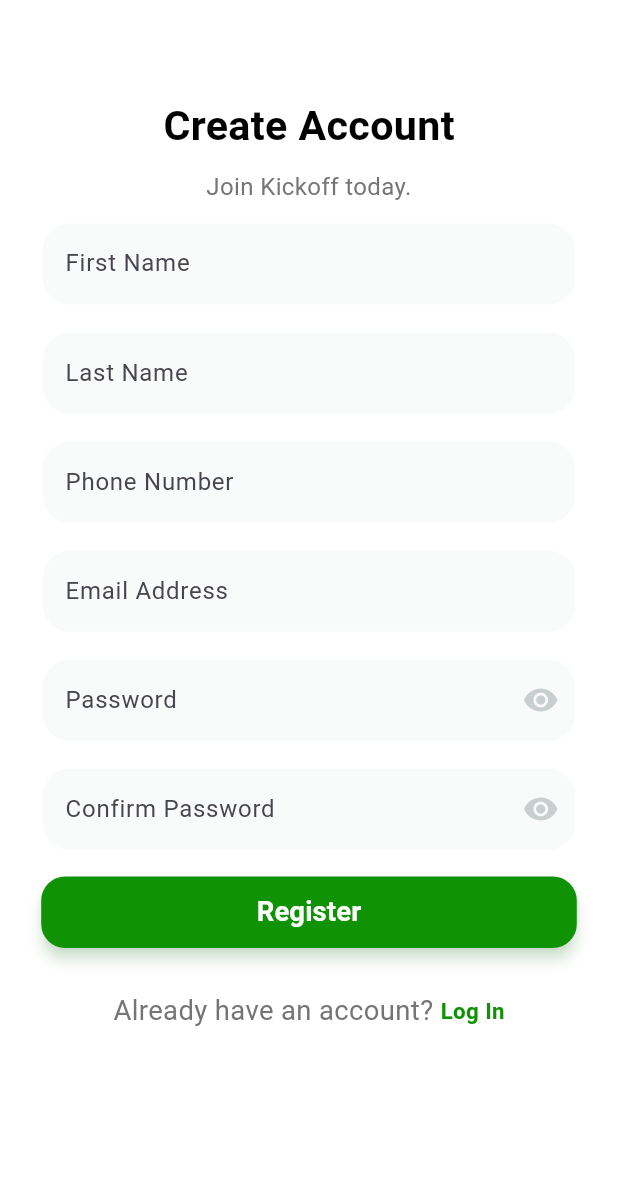
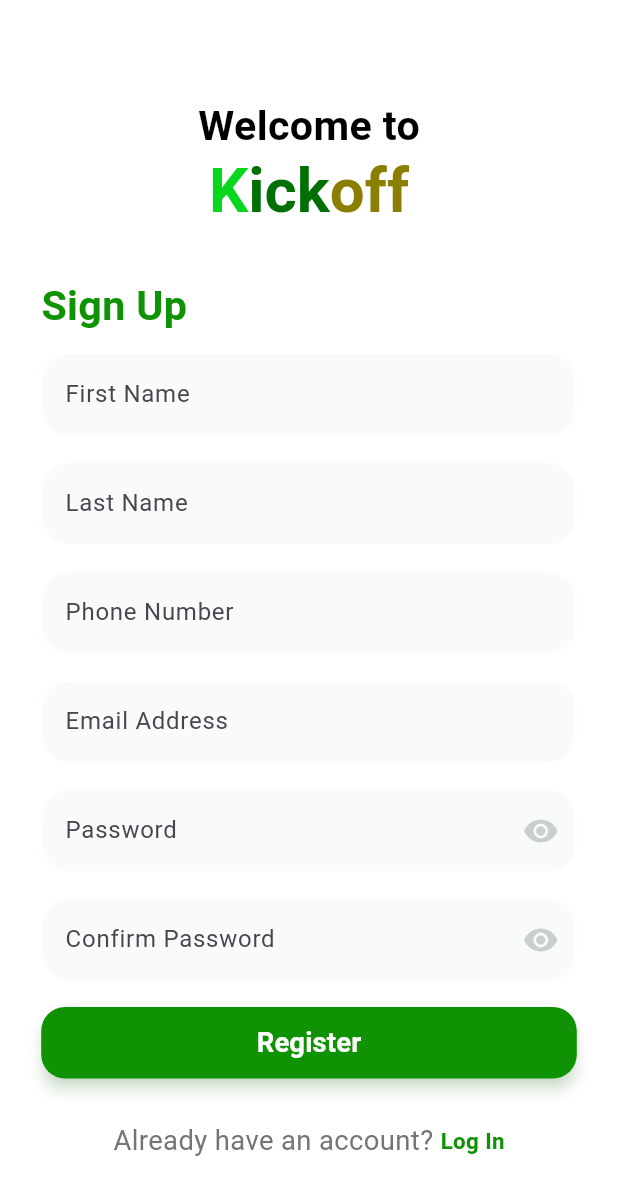
Before and after one commit to ahmedadss2003/kick-off, a Flutter app: the LogginView screen opened directly, after a tap on "Log In", after a tap on "Sign Up", on a phone screen of 412 x 824 dp. Shown: the top 1195 px of the screen. Run offline on Flutter 3.47's test engine with Material 3 defaults, Android fonts, the phone set to English and light mode, and no system bars; our stand-ins replace dio, flutter_animate, flutter_bloc, flutter_screenutil, geolocator, shared_preferences; accounts and stored records are empty.

Commit message:
enhance register and sign in ui

```diff
--- a/lib/features/auth_screen/presentation/ui/widgets/auth_header.dart
+++ b/lib/features/auth_screen/presentation/ui/widgets/auth_header.dart
@@ -19,13 +19,34 @@ class AuthHeader extends StatelessWidget {
           child: Column(
             children: [
               SizedBox(height: 54.h),
-              if (title == 'Kickoff') ...[
+              if (title == 'Kickoff' || title == 'KickOff') ...[
                 Text('Welcome to', style: TextStyles.font24BlackBold),
-                Text(
-                  'Kickoff',
-                  style: TextStyles.font24BlackBold.copyWith(
-                    fontSize: 28.sp,
-                    color: ColorsManager.mainColor,
+                RichText(
+                  text: TextSpan(
+                    style: TextStyles.font24BlackBold.copyWith(fontSize: 28.sp),
+                    children: [
+                      TextSpan(
+                        text: 'K',
+                        style: TextStyle(
+                          color: const Color.fromARGB(255, 5, 215, 26),
+                          fontSize: 36.sp,
+                        ),
+                      ),
+                      TextSpan(
+                        text: 'ick',
+                        style: TextStyle(
+                          color: const Color.fromARGB(255, 0, 112, 4),
+                          fontSize: 36.sp,
+                        ),
+                      ),
+                      TextSpan(
+                        text: 'off',
+                        style: TextStyle(
+                          color: const Color.fromARGB(255, 138, 127, 2),
+                          fontSize: 36.sp,
+                        ),
+                      ),
+                    ],
                   ),
                 ),
               ] else ...[
--- a/lib/features/auth_screen/presentation/ui/widgets/login_view_body.dart
+++ b/lib/features/auth_screen/presentation/ui/widgets/login_view_body.dart
@@ -61,7 +61,6 @@ class LoginViewBody extends StatelessWidget {
                     message: state.error,
                     color: Colors.red,
                   );
-
                 }
               },
               builder: (context, state) {
@@ -72,7 +71,14 @@ class LoginViewBody extends StatelessWidget {
                     child: Column(
                       crossAxisAlignment: CrossAxisAlignment.start,
                       children: [
-                        SizedBox(height: 32.h),
+                        SizedBox(height: 50.h),
+                        Text(
+                          'Sign In',
+                          style: TextStyles.font24BlackBold.copyWith(
+                            color: ColorsManager.mainColor,
+                          ),
+                        ),
+                        SizedBox(height: 12.h),
                         CustomTextFormField(
                           controller: emailController,
 
--- a/lib/features/auth_screen/presentation/ui/widgets/register_view_body.dart
+++ b/lib/features/auth_screen/presentation/ui/widgets/register_view_body.dart
@@ -44,10 +44,7 @@ class RegisterViewBody extends StatelessWidget {
       child: SingleChildScrollView(
         child: Column(
           children: [
-            const AuthHeader(
-              title: 'Create Account',
-              subtitle: 'Join Kickoff today.',
-            ),
+            const AuthHeader(title: 'KickOff', subtitle: ''),
             BlocConsumer<AuthCubit, AuthState>(
               listener: (context, state) {
                 if (state is AuthSuccess) {
@@ -73,7 +70,14 @@ class RegisterViewBody extends StatelessWidget {
                     child: Column(
                       crossAxisAlignment: CrossAxisAlignment.start,
                       children: [
+                        Text(
+                          "Sign Up",
+                          style: TextStyles.font24BlackBold.copyWith(
+                            color: ColorsManager.mainColor,
+                          ),
+                        ),
                         SizedBox(height: 10.h),
+
                         CustomTextFormField(
                           lable: 'First Name',
                           controller: firstNmaeController,
```
